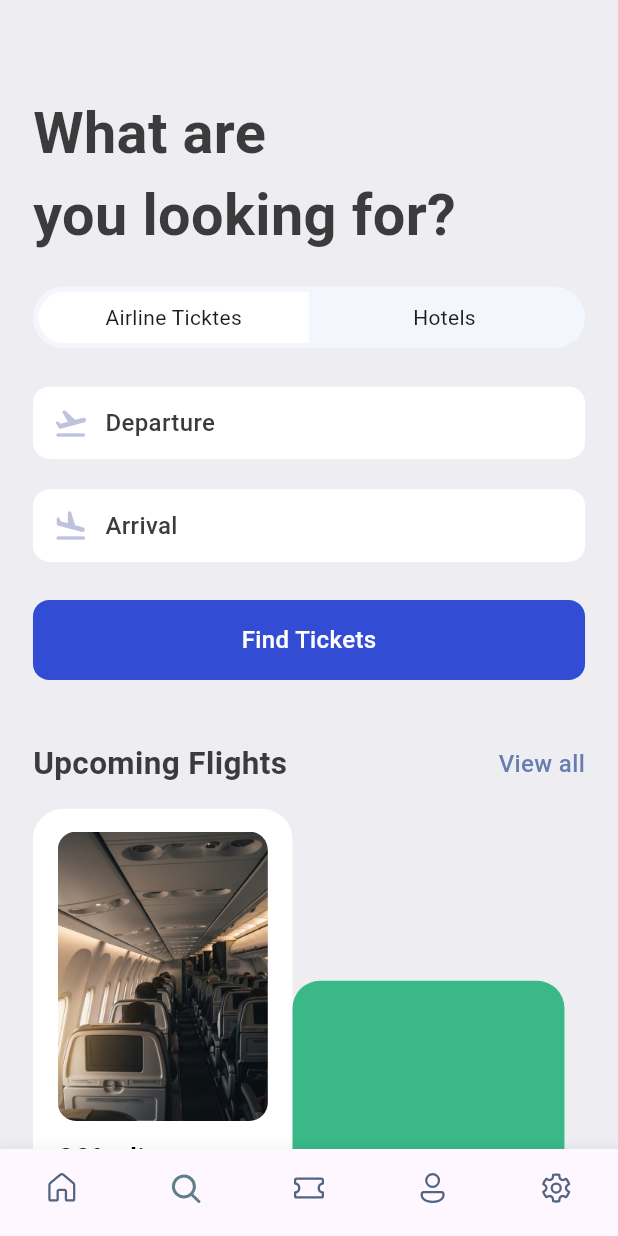
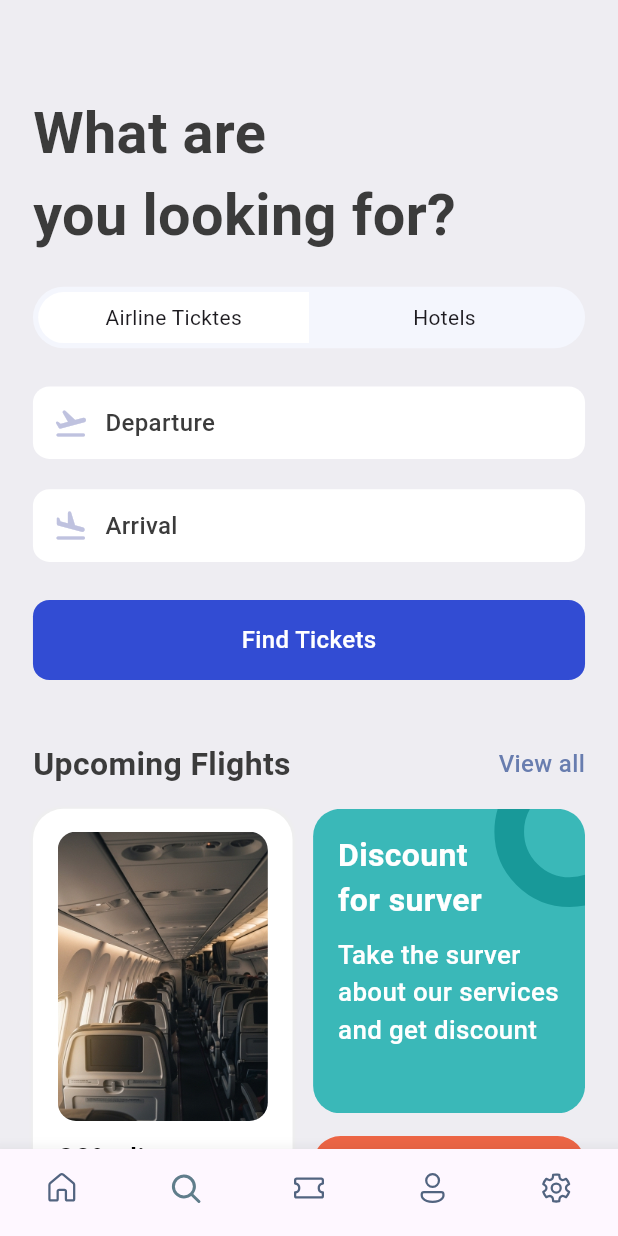
Before and after one commit to adedeni/flightBookingApp, a Flutter app: the screen it shows after launch, item 2 of the bottom bar chosen, on a phone screen of 412 x 824 dp. Run offline on Flutter 3.47's test engine with Material 3 defaults, Android fonts, the light colour scheme and no system bars; our stand-ins replace fluentui_icons, gap.

Commit message:
finished up with the search screen

```diff
--- a/lib/screens/search_screen.dart
+++ b/lib/screens/search_screen.dart
@@ -102,9 +102,10 @@ class SearchScreen extends StatelessWidget {
           ),
           Gap(AppLayout.getHeight(context, 15)),
           Row(
+            mainAxisAlignment: MainAxisAlignment.spaceBetween,
             children: [
               Container(
-                height: AppLayout.getHeight(context, 400),
+                height: AppLayout.getHeight(context, 425),
                 width: size.width * .42,
                 padding: EdgeInsets.symmetric(
                   horizontal: AppLayout.getWidth(context, 15),
@@ -152,16 +153,102 @@ class SearchScreen extends StatelessWidget {
               ),
               Column(
                 children: [
-                  Container(
-                    width: size.width*.44,
-                    height: AppLayout.getHeight(context, 174),
-                    decoration: BoxDecoration(
-                      color: Color(0xFF3AB888),
-                      borderRadius: BorderRadius.circular(AppLayout.getHeight(context, 18))
-                    ),
+                  Stack(
+                    children: [
+                      Container(
+                        width: size.width * .44,
+                        height: AppLayout.getHeight(context, 200),
+                        decoration: BoxDecoration(
+                          color: Color(0xFF3AB8B8),
+                          borderRadius: BorderRadius.circular(
+                            AppLayout.getHeight(context, 18),
+                          ),
+                        ),
+                        padding: EdgeInsets.symmetric(
+                          vertical: AppLayout.getHeight(context, 15),
+                          horizontal: AppLayout.getWidth(context, 15),
+                        ),
+                        child: Column(
+                          crossAxisAlignment: CrossAxisAlignment.start,
+                          children: [
+                            Text(
+                              'Discount\nfor surver',
+                              style: Styles.headLineStyle2.copyWith(
+                                fontWeight: FontWeight.bold,
+                                color: Colors.white,
+                                fontSize: AppLayout.getHeight(context, 21),
+                              ),
+                            ),
+                            Gap(AppLayout.getHeight(context, 10)),
+                            Text(
+                              'Take the surver about our services and get discount',
+                              style: Styles.headLineStyle2.copyWith(
+                                fontWeight: FontWeight.w500,
+                                color: Colors.white,
+                                fontSize: AppLayout.getHeight(context, 17),
+                              ),
+                            ),
+                          ],
+                        ),
+                      ),
+                      Positioned(
+                        right: -40,
+                        top: -35,
+                        child: Container(
+                        padding: EdgeInsets.all(
+                          AppLayout.getHeight(context, 30),
+                        ),
+                        decoration: BoxDecoration(
+                          shape: BoxShape.circle,
+                          border: Border.all(
+                            color: Color(0xFF189999),
+                            width: AppLayout.getWidth(context, 18),
+                          ),
+                          color: Colors.transparent,
+                        ),
+                      ),
+                    )
+                      ],
+                  ),
+                Gap(AppLayout.getHeight(context, 15)),
+                Container(
+                  width: size.width*.44,
+                  height: AppLayout.getHeight(context, 210),
+                  padding: EdgeInsets.symmetric(horizontal: AppLayout.getWidth(context, 15), vertical: AppLayout.getHeight(context, 15)),
+                  decoration: BoxDecoration(
+                    borderRadius: BorderRadius.circular(AppLayout.getHeight(context, 18)),
+                    color: const Color(0xFFEC6545),
+                  ),
+                  child: Column(
+                    children: [
+                      Text(
+                        'Take love', style: Styles.headLineStyle2.copyWith(color: Colors.white, fontSize: AppLayout.getHeight(context, 21,), fontWeight: FontWeight.bold),
+                        textAlign: TextAlign.center,
+                      ),
+                      Gap(AppLayout.getHeight(context, 5)),
+                      RichText(
+                        text:const TextSpan(
+                          children: [
+                            TextSpan(
+                              text: '😘',
+                              style: TextStyle(fontSize: 20)
+                              ),
+                               TextSpan(
+                              text: '😎',
+                              style: TextStyle(fontSize: 35)
+                              ),
+                               TextSpan(
+                              text: '😘',
+                              style: TextStyle(fontSize: 20)
+                              ),
+                          ]
+                      ),
+                      )
+                    ],
+                  ),
                   )
-                ],
-              )
+                  ],
+              ),
             ],
           ),
         ],
--- a/lib/widgets/double_header_text.dart
+++ b/lib/widgets/double_header_text.dart
@@ -1,3 +1,4 @@
+import 'package:flightbookingapp/utils/app_layout.dart';
 import 'package:flightbookingapp/utils/styles.dart';
 import 'package:flutter/material.dart';
 
@@ -11,7 +12,7 @@ class DoubleHeaderText extends StatelessWidget {
     return   Row(
               mainAxisAlignment: MainAxisAlignment.spaceBetween,
               children: [
-                Text(bigText, style: Styles.headLineStyle2),
+                Text(bigText, style: Styles.headLineStyle2.copyWith(fontSize: AppLayout.getHeight(context, 21))),
                 InkWell(
                   onTap: (){
                     //print("this works");
```
Also changed, not shown: lib/widgets/tabs.dart (added, +56 -0 lines).
